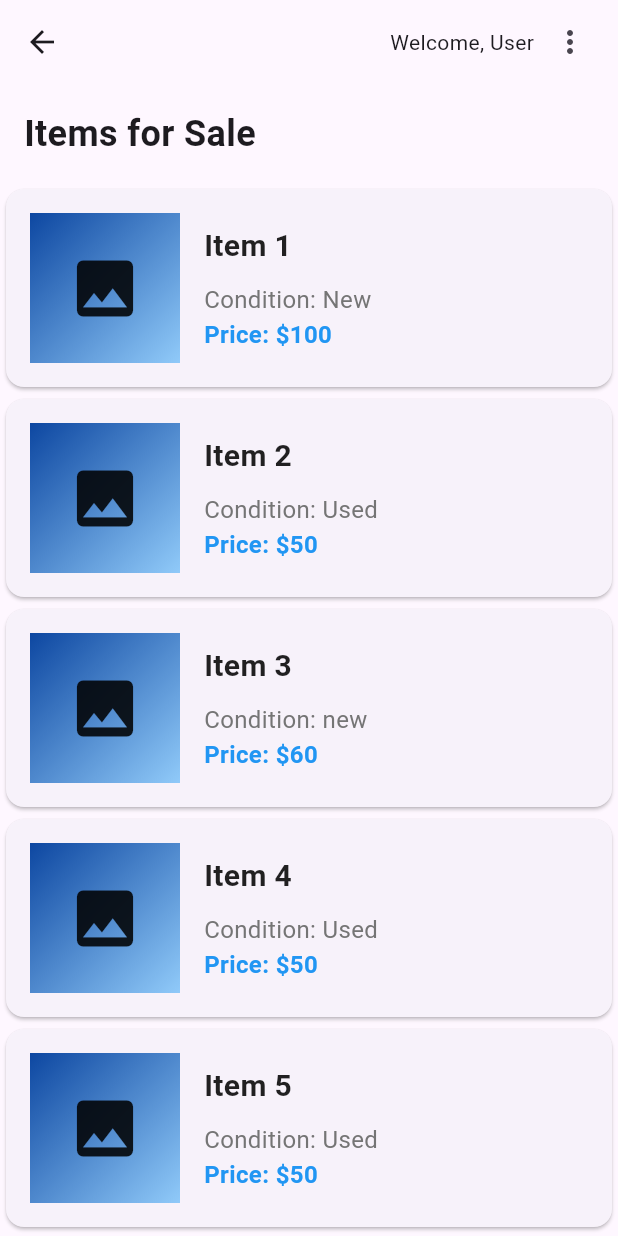
After one commit to kingsley-aaron/MyCampusMarketplace_FrontEnd, a Flutter app: the AdminHome screen opened directly, after a tap on "Items", on a phone screen of 412 x 824 dp. The commit adds this screen. Run offline on Flutter 3.47's test engine with Material 3 defaults, Android fonts, the phone set to English and light mode, and no system bars.

Commit message:
Added Admin Views
Same general layout as a basic user but removed "My Listings" and added a user list view where banning users would take place.

```diff
--- /dev/null
+++ b/my_campus_marketplace_front_end/lib/Views/adminItems.dart
@@ -0,0 +1,178 @@
+import 'package:flutter/material.dart';
+import 'package:mycampusmarketplace/Models/user.dart';
+import 'expandedSale.dart';
+import 'adminUsers.dart';
+
+class AdminItems extends StatefulWidget {
+  final String userName;
+
+  AdminItems({required this.userName});
+
+  @override
+  State<AdminItems> createState() => _AdminItemsState(userName);
+}
+
+class _AdminItemsState extends State<AdminItems> {
+  _AdminItemsState(userName);
+
+  late String userName = widget.userName;
+  final List<Map<String, dynamic>> items = [
+    {
+      'name': 'Item 1',
+      'condition': 'New',
+      'price': '\$100',
+      'description': 'A great item to purchase.'
+    },
+    {
+      'name': 'Item 2',
+      'condition': 'Used',
+      'price': '\$50',
+      'description': 'Some wear and tear visible.'
+    },
+    {
+      'name': 'Item 3',
+      'condition': 'new',
+      'price': '\$60',
+      'description': 'Brand new baseball bat.'
+    },
+    {
+      'name': 'Item 4',
+      'condition': 'Used',
+      'price': '\$50',
+      'description': 'Some wear and tear visible.'
+    },
+    {
+      'name': 'Item 5',
+      'condition': 'Used',
+      'price': '\$50',
+      'description': 'Some wear and tear visible.'
+    }
+    //replace with item data from database
+  ];
+
+  @override
+  Widget build(BuildContext context) {
+    return Scaffold(
+      appBar: AppBar(
+        // title: Text('My Campus Marketplace'),
+        actions: [
+          Padding(
+            padding: const EdgeInsets.all(8.0),
+            child: Row(
+              children: [
+                Text('Welcome, $userName'),
+                PopupMenuButton<String>(
+                  onSelected: (value) {
+                    if (value == 'signOut') {
+                      //_logout();
+                    }
+                  },
+                  itemBuilder: (BuildContext context) =>
+                      <PopupMenuEntry<String>>[
+                    const PopupMenuItem<String>(
+                      value: 'signOut',
+                      child: Text('Sign Out'),
+                    ),
+                  ],
+                ),
+              ],
+            ),
+          ),
+        ],
+      ),
+      body: Column(
+        crossAxisAlignment: CrossAxisAlignment.start,
+        children: [
+          Padding(
+            padding: const EdgeInsets.all(16.0),
+            child: Text(
+              'Items for Sale',
+              style: TextStyle(
+                fontSize: 24,
+                fontWeight: FontWeight.bold,
+              ),
+            ),
+          ),
+          Expanded(
+            child: ListView.builder(
+              itemCount: items.length,
+              itemBuilder: (context, index) {
+                var item = items[index];
+                return GestureDetector(
+                  onTap: () {
+                    Navigator.push(
+                      context,
+                      MaterialPageRoute(
+                        builder: (context) => ExpandedSale(item: item),
+                      ),
+                    );
+                  },
+                  child: Card(
+                    child: Padding(
+                      padding: const EdgeInsets.all(16.0),
+                      child: Row(
+                        children: <Widget>[
+                          // This container is a placeholder for your item's image
+                          Container(
+                            width: 100,
+                            height: 100,
+                            decoration: BoxDecoration(
+                              gradient: LinearGradient(
+                                colors: [Colors.blue[900]!, Colors.blue[200]!],
+                                begin: Alignment.topLeft,
+                                end: Alignment.bottomRight,
+                              ),
+                            ),
+                            child:
+                                Icon(Icons.image, size: 50), // Placeholder icon
+                          ),
+                          SizedBox(width: 16),
+                          // This column contains the item's name, condition, and price
+                          Expanded(
+                            child: Column(
+                              crossAxisAlignment: CrossAxisAlignment.start,
+                              children: <Widget>[
+                                Text(
+                                  item['name'],
+                                  style: TextStyle(
+                                    fontSize: 20,
+                                    fontWeight: FontWeight.bold,
+                                    color: Colors.black87,
+                                  ),
+                                ),
+                                SizedBox(height: 10),
+                                Text(
+                                  'Condition: ${item['condition']}',
+                                  style: TextStyle(
+                                    fontSize: 16,
+                                    color: Colors.grey[600],
+                                  ),
+                                ),
+                                Text(
+                                  'Price: ${item['price']}',
+                                  style: TextStyle(
+                                    fontSize: 16,
+                                    color: Colors.blue,
+                                    fontWeight: FontWeight.bold,
+                                  ),
+                                ),
+                              ],
+                            ),
+                          ),
+                        ],
+                      ),
+                    ),
+                  ),
+                );
+              },
+            ),
+          ),
+        ],
+      ),
+    );
+  }
+}
+
+void main() {
+  runApp(AdminItems(userName: "User"));
+}
--- /dev/null
+++ b/my_campus_marketplace_front_end/lib/Views/adminMain.dart
@@ -0,0 +1,145 @@
+import 'listItem.dart';
+import 'package:flutter/material.dart';
+import 'package:mycampusmarketplace/views/loginview.dart';
+import 'adminUsers.dart';
+import 'adminItems.dart';
+
+class AdminHome extends StatefulWidget {
+  final String userName;
+
+  AdminHome({required this.userName});
+
+  @override
+  State<AdminHome> createState() => _AdminHomeState(userName);
+}
+
+class _AdminHomeState extends State<AdminHome> {
+  _AdminHomeState(userName);
+  late String userName = widget.userName;
+
+  @override
+  Widget build(BuildContext context) {
+    return Scaffold(
+      appBar: AppBar(
+        // title: Text('My Campus Marketplace'),
+        actions: [
+          Padding(
+            padding: const EdgeInsets.all(8.0),
+            child: Row(
+              children: [
+                Text('Welcome, $userName'),
+                PopupMenuButton<String>(
+                  onSelected: (value) {
+                    if (value == 'signOut') {
+                      _logout();
+                    }
+                  },
+                  itemBuilder: (BuildContext context) =>
+                      <PopupMenuEntry<String>>[
+                    const PopupMenuItem<String>(
+                      value: 'signOut',
+                      child: Text('Sign Out'),
+                    ),
+                  ],
+                ),
+              ],
+            ),
+          ),
+        ],
+      ),
+      body: Column(
+        crossAxisAlignment: CrossAxisAlignment.stretch,
+        children: [
+          Container(
+            padding: EdgeInsets.all(16.0),
+            child: Text(
+              'MCM Admin',
+              style: TextStyle(
+                fontSize: 24,
+                fontWeight: FontWeight.bold,
+              ),
+              textAlign: TextAlign.center,
+            ),
+          ),
+          Expanded(
+            child: Center(
+              child: Column(
+                mainAxisAlignment: MainAxisAlignment.center,
+                children: [
+                  ElevatedButton(
+                    onPressed: () {
+                      Navigator.push(
+                        context,
+                        MaterialPageRoute(
+                          builder: (context) => AdminItems(
+                            userName: userName,
+                          ),
+                        ),
+                      );
+                    },
+                    child: const Text('Items'),
+                  ),
+                  const SizedBox(height: 20),
+                  ElevatedButton(
+                    onPressed: () {
+                      // Navigate to For Sale screen
+                      Navigator.push(
+                        context,
+                        MaterialPageRoute(
+                          builder: (context) => AdminUsers(
+                            userName: userName,
+                          ),
+                        ),
+                      );
+                    },
+                    child: const Text('Users'),
+                  ),
+                ],
+              ),
+            ),
+          ),
+        ],
+      ),
+    );
+  }
+
+  void _logout() async {
+    // Calling the logout function
+    String logoutResponse = await client.logout();
+
+    if (logoutResponse == "Success") {
+      Navigator.pushReplacement(
+        context,
+        MaterialPageRoute(builder: (context) => LoginSignupPage()),
+      );
+    } else {
+      _showErrorDialog(logoutResponse);
+    }
+  }
+
+  void _showErrorDialog(String message) {
+    showDialog(
+      context: context,
+      builder: (BuildContext context) {
+        return AlertDialog(
+          title: Text("Error"),
+          content: Text(message),
+          actions: <Widget>[
+            TextButton(
+              child: Text("OK"),
+              onPressed: () {
+                Navigator.of(context).pop();
+              },
+            ),
+          ],
+        );
+      },
+    );
+  }
+}
+
+void main() {
+  runApp(MaterialApp(
+    home: AdminHome(userName: "User"),
+  ));
+}
--- a/my_campus_marketplace_front_end/lib/main.dart
+++ b/my_campus_marketplace_front_end/lib/main.dart
@@ -1,6 +1,7 @@
 import 'package:flutter/material.dart';
 import 'package:mycampusmarketplace/Views/loginview.dart';
 import 'Views/mainMenu.dart';
+import 'Views/adminMain.dart';
 import 'package:mycampusmarketplace/homeview.dart';
 import 'dart:async';
 
```
Also changed, not shown: my_campus_marketplace_front_end/lib/Views/adminUsers.dart (added, +158 -0 lines), my_campus_marketplace_front_end/lib/Views/expandedUser.dart (added, +93 -0 lines).
